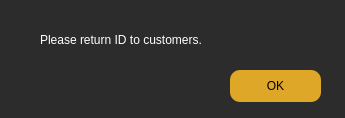
The window that idreturnreminder.ui (aj501/NickBilliardsPrjQT) describes before a commit, drawn with Qt 5.
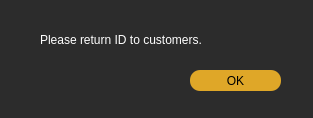
The same window after the commit.

What changed in the file:
```diff
--- a/idreturnreminder.ui
+++ b/idreturnreminder.ui
@@ -6,7 +6,7 @@
    <rect>
     <x>0</x>
     <y>0</y>
-    <width>345</width>
+    <width>313</width>
     <height>118</height>
    </rect>
   </property>
@@ -19,10 +19,10 @@
   <widget class="QPushButton" name="close">
    <property name="geometry">
     <rect>
-     <x>230</x>
+     <x>190</x>
      <y>70</y>
      <width>91</width>
-     <height>32</height>
+     <height>21</height>
     </rect>
    </property>
    <property name="styleSheet">
@@ -37,7 +37,7 @@
     <rect>
      <x>40</x>
      <y>30</y>
-     <width>251</width>
+     <width>191</width>
      <height>20</height>
     </rect>
    </property>
```
Left out of the diff: 5 changed lines with no effect on the pictures.
